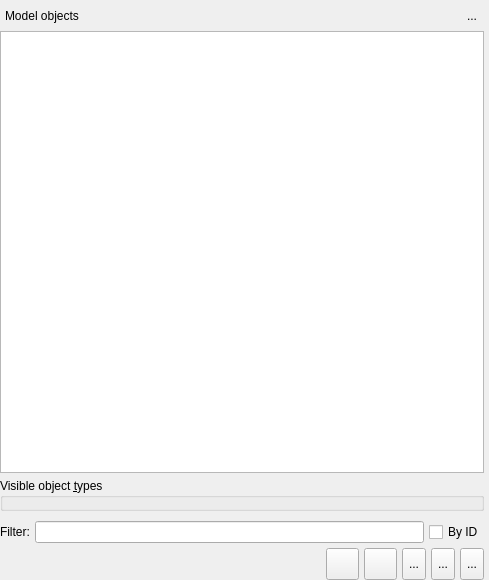
First picture: the form in libs/libgui/ui/widgets/modelobjectswidget.ui, repository maniac787/pgmodeler, before the edit.
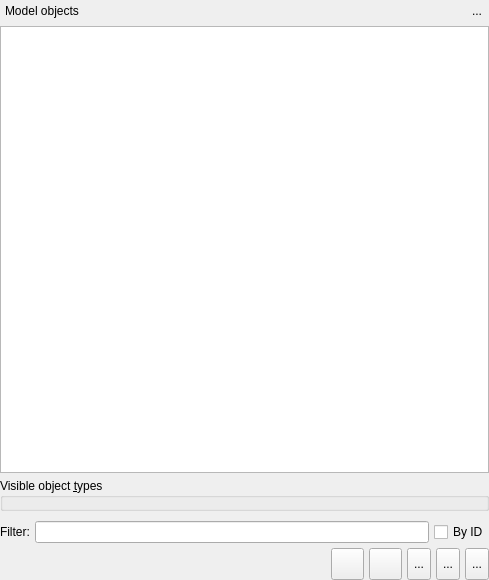
Second picture: the form after the edit. Icons and pictures are not drawn.

```diff
--- a/libs/libgui/ui/widgets/modelobjectswidget.ui
+++ b/libs/libgui/ui/widgets/modelobjectswidget.ui
@@ -46,10 +46,10 @@
     <number>0</number>
    </property>
    <property name="topMargin">
-    <number>5</number>
+    <number>0</number>
    </property>
    <property name="rightMargin">
-    <number>5</number>
+    <number>0</number>
    </property>
    <property name="bottomMargin">
     <number>0</number>
```
Left out of the diff: 6 changed lines with no effect on the pictures.
